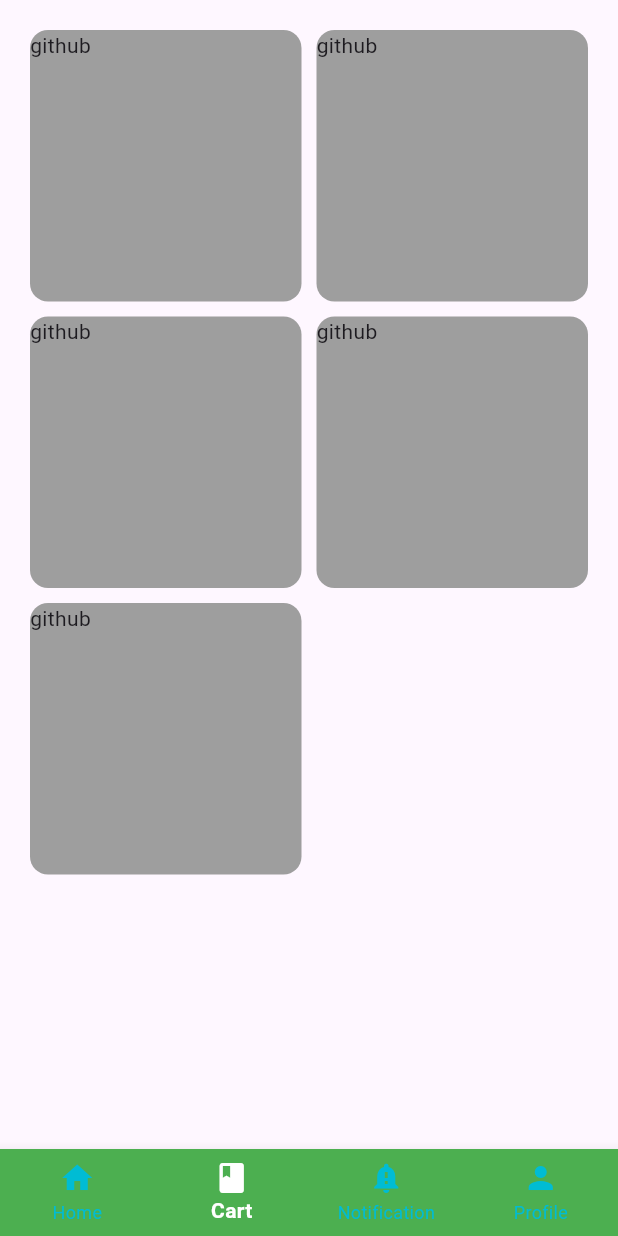
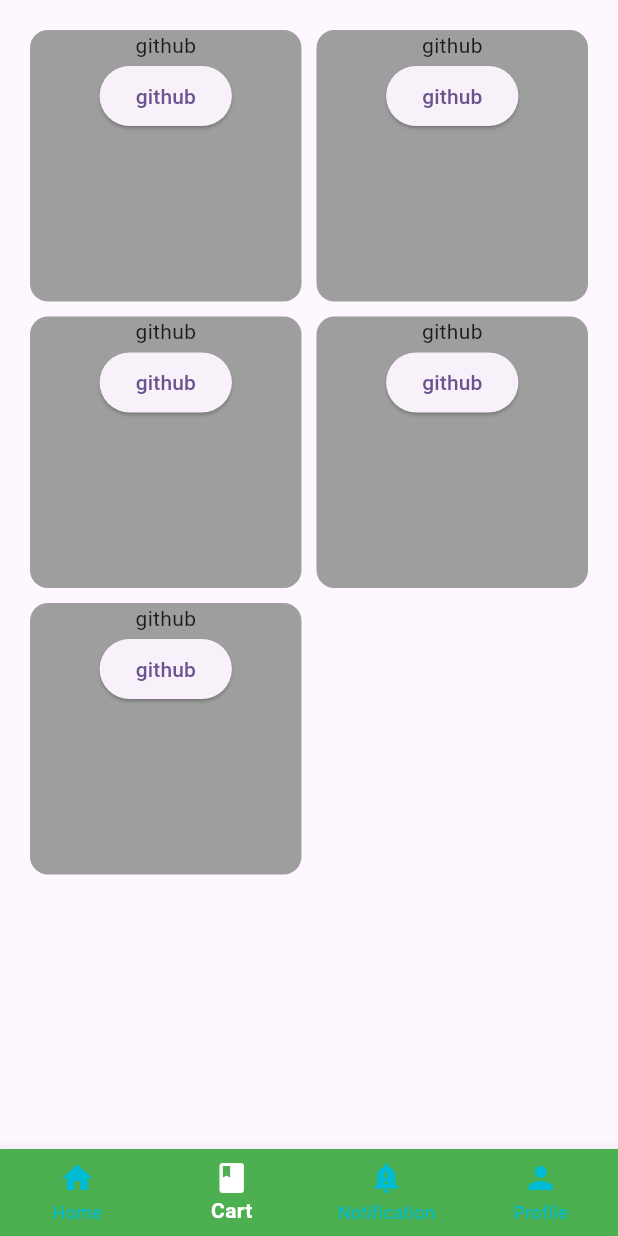
Before and after one commit to ba138/firstapp, a Flutter app: the screen it shows after launch, item 2 of the bottom bar chosen, on a phone screen of 412 x 824 dp. Run offline on Flutter 3.47's test engine with Material 3 defaults, Android fonts, the phone set to English and light mode, and no system bars; our stand-ins replace google_fonts; network calls fail.

Commit message:
Enhance CartScreen layout by adding a button alongside the text for improved interactivity

```diff
--- a/lib/cart.dart
+++ b/lib/cart.dart
@@ -18,7 +18,12 @@
               width: 300,
               decoration: BoxDecoration(
                   borderRadius: BorderRadius.circular(12), color: Colors.grey),
-              child: Text("github"),
+              child: Column(
+                children: [
+                  Text("github"),
+                  ElevatedButton(onPressed: () {}, child: Text("github"))
+                ],
+              ),
             );
           }),
     );
```
